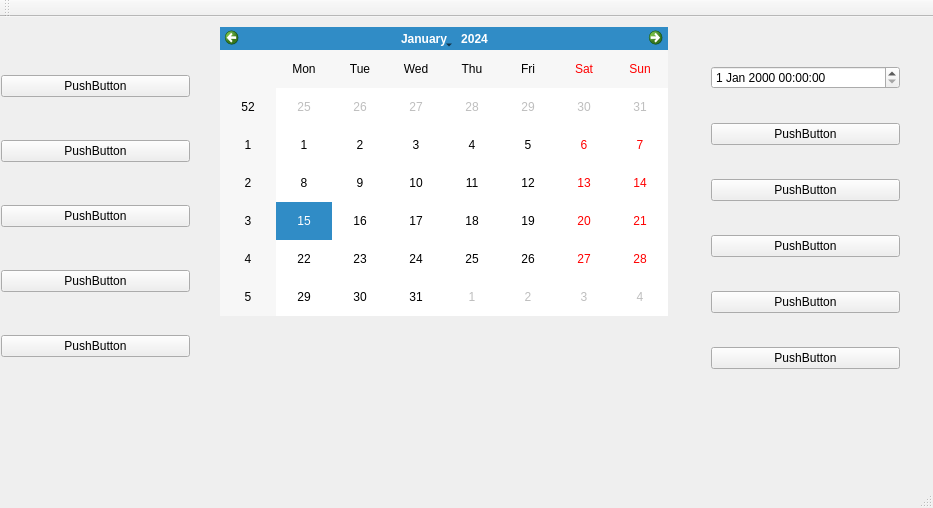
The window that mealplanner/mainwindow.ui (escobaros-dos/mealplanner) describes before a commit, drawn with Qt 5.
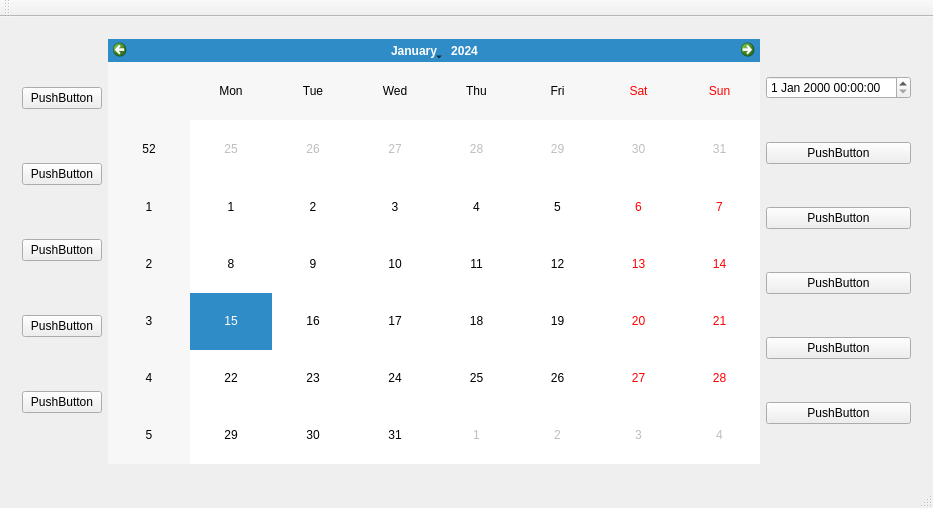
The same window after the commit.

The edit to the form file:
```diff
--- a/mealplanner/mainwindow.ui
+++ b/mealplanner/mainwindow.ui
@@ -14,28 +14,15 @@
    <string>MainWindow</string>
   </property>
   <widget class="QWidget" name="centralWidget">
+   <layout class="QGridLayout" name="gridLayout_2">
+    <item row="0" column="0">
    <widget class="QStackedWidget" name="stackedWidget">
-    <property name="geometry">
-     <rect>
-      <x>-10</x>
-      <y>0</y>
-      <width>931</width>
-      <height>421</height>
-     </rect>
-    </property>
     <property name="currentIndex">
      <number>0</number>
     </property>
     <widget class="QWidget" name="page">
-     <widget class="QWidget" name="verticalLayoutWidget">
-      <property name="geometry">
-       <rect>
-        <x>0</x>
-        <y>10</y>
-        <width>211</width>
-        <height>381</height>
-       </rect>
-      </property>
+       <layout class="QGridLayout" name="gridLayout">
+        <item row="0" column="0">
       <layout class="QVBoxLayout" name="verticalLayout">
        <item>
         <widget class="QPushButton" name="pushButton_2">
@@ -73,16 +60,11 @@
         </widget>
        </item>
       </layout>
-     </widget>
-     <widget class="QWidget" name="verticalLayoutWidget_2">
-      <property name="geometry">
-       <rect>
-        <x>710</x>
-        <y>10</y>
-        <width>211</width>
-        <height>381</height>
-       </rect>
-      </property>
+        </item>
+        <item row="0" column="1">
+         <widget class="QCalendarWidget" name="calendarWidget"/>
+        </item>
+        <item row="0" column="2">
       <layout class="QVBoxLayout" name="verticalLayout_2">
        <item>
         <widget class="QDateTimeEdit" name="dateTimeEdit"/>
@@ -123,17 +105,8 @@
         </widget>
        </item>
       </layout>
-     </widget>
-     <widget class="QCalendarWidget" name="calendarWidget">
-      <property name="geometry">
-       <rect>
-        <x>230</x>
-        <y>10</y>
-        <width>448</width>
-        <height>289</height>
-       </rect>
-      </property>
-     </widget>
+        </item>
+       </layout>
     </widget>
     <widget class="QWidget" name="page_2">
      <widget class="QTextBrowser" name="textBrowser">
@@ -263,6 +236,8 @@
      </widget>
     </widget>
    </widget>
+    </item>
+   </layout>
   </widget>
   <widget class="QMenuBar" name="menuBar">
    <property name="geometry">
```
Lines whose indentation alone changed are shown as unchanged.
